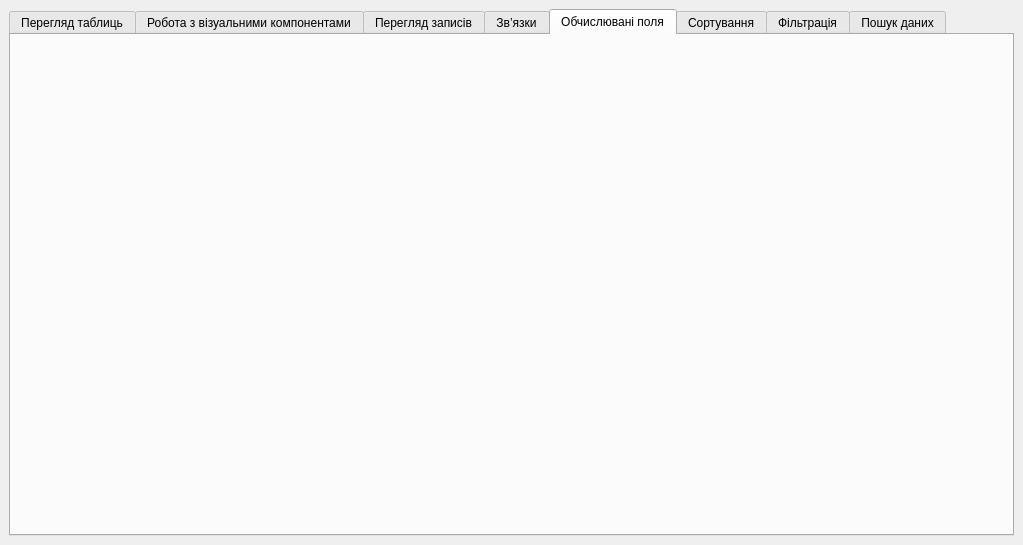
This is III_course/2025-11-19-qt-practical-13-postgresql/rental/rental.ui in yourhostel/cpp_course as Qt 5 draws it before an edit. The edited form follows.
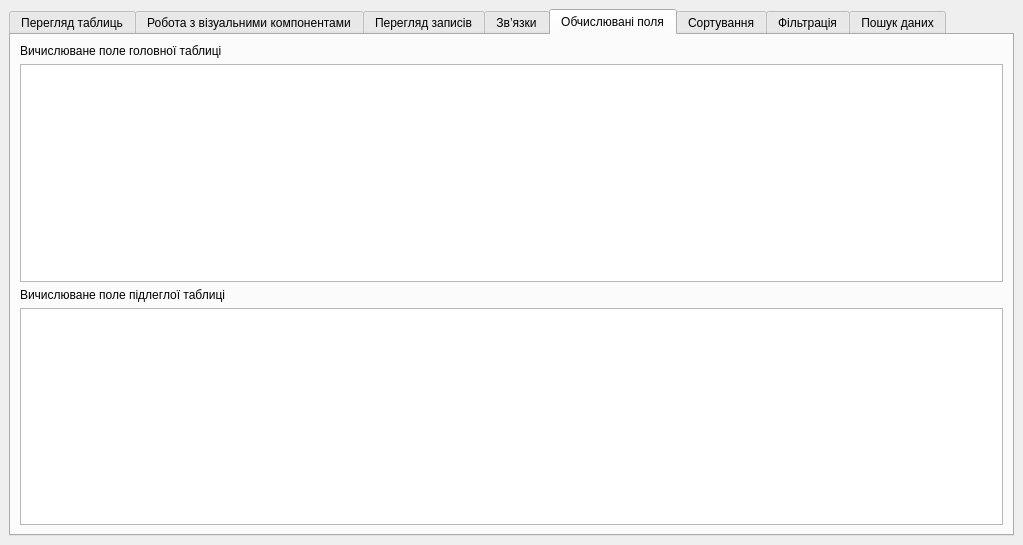
This is the edited form. The open tabs and pages were chosen to show the change. Icons and pictures are not drawn.

Commit message: Додано CalculatedFieldsView

The edit to the form file:
```diff
--- a/III_course/2025-11-19-qt-practical-13-postgresql/rental/rental.ui
+++ b/III_course/2025-11-19-qt-practical-13-postgresql/rental/rental.ui
@@ -1117,6 +1117,40 @@
          <attribute name="title">
           <string>Обчислювані поля</string>
          </attribute>
+         <layout class="QHBoxLayout" name="horizontalLayout_5">
+          <item>
+           <layout class="QVBoxLayout" name="cfMainLayout">
+            <item>
+             <layout class="QVBoxLayout" name="cfTapesLayout">
+              <item>
+               <widget class="QLabel" name="cfTapesLabel">
+                <property name="text">
+                 <string>Вичислюване поле головної таблиці</string>
+                </property>
+               </widget>
+              </item>
+              <item>
+               <widget class="QTableView" name="cfTapesTable"/>
+              </item>
+             </layout>
+            </item>
+            <item>
+             <layout class="QVBoxLayout" name="cfRentalsLayout">
+              <item>
+               <widget class="QLabel" name="cfRentalsLabel">
+                <property name="text">
+                 <string>Вичислюване поле підлеглої таблиці</string>
+                </property>
+               </widget>
+              </item>
+              <item>
+               <widget class="QTableView" name="cfRentalsTable"/>
+              </item>
+             </layout>
+            </item>
+           </layout>
+          </item>
+         </layout>
         </widget>
         <widget class="QWidget" name="tabSorting">
          <attribute name="title">
```
Left out of the diff: 2 changed lines with no effect on the pictures. The commit also changes 9 other files.
